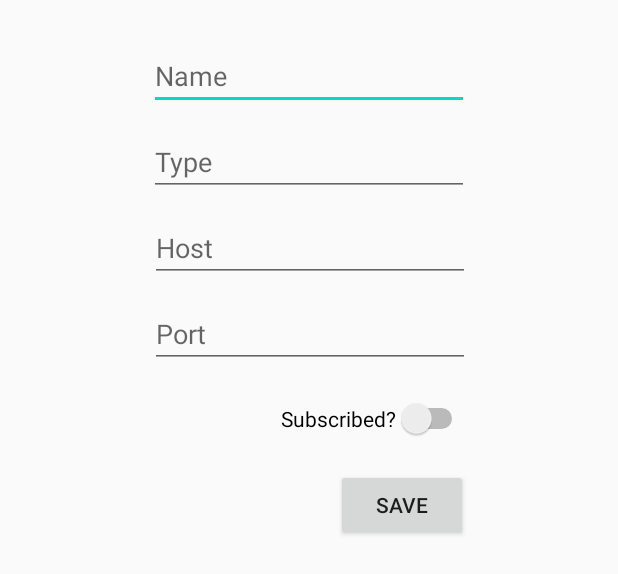
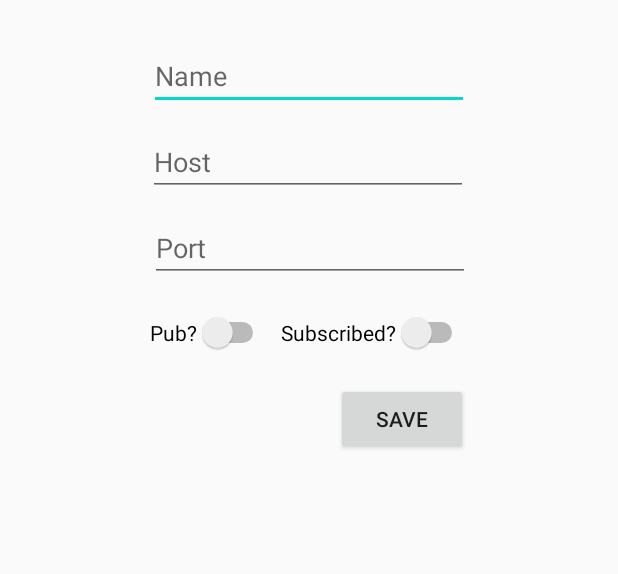
Before and after one commit to DavidSeger/SDaTaDirect, an Android app: the layout sample_add_feed_dialog.xml on its own in the app's theme, with its tools: preview values and no code run, on a phone screen of 412 x 824 dp. Shown: the top 574 px of the screen. Run offline under Robolectric (Android 15) with nearby library versions, the phone set to English and light mode, and no system bars.

Commit message:
add pub/private feed functionality

```diff
--- a/app/src/main/java/unibas/dmi/sdatadirect/content/FeedRepository.kt
+++ b/app/src/main/java/unibas/dmi/sdatadirect/content/FeedRepository.kt
@@ -59,4 +59,8 @@ class FeedRepository(private val feedDao: FeedDao) {
         feedDao.updateLastReceivedMessage(timestamp, feedKey)
     }
 
+    fun isOwner(feedKey: String): Boolean{
+        return feedDao.isOwner(feedKey)
+    }
+
 }
--- a/app/src/main/java/unibas/dmi/sdatadirect/content/FeedViewModel.kt
+++ b/app/src/main/java/unibas/dmi/sdatadirect/content/FeedViewModel.kt
@@ -60,6 +60,9 @@ class FeedViewModel(application: Application): AndroidViewModel(application) {
         repository.updateLastReceivedMessage(timestamp, feedKey)
     }
 
+    fun isOwner(feedKey: String): Boolean{
+        return repository.isOwner(feedKey)
+    }
 
 
 }
--- a/app/src/main/java/unibas/dmi/sdatadirect/database/AppDatabase.kt
+++ b/app/src/main/java/unibas/dmi/sdatadirect/database/AppDatabase.kt
@@ -11,7 +11,7 @@ import kotlinx.coroutines.CoroutineScope
  * Abstract class defining the database
  */
 
-@Database(entities = arrayOf(Peer::class, PeerInfo::class, Message::class, Feed::class, Self::class), version = 10)
+@Database(entities = arrayOf(Peer::class, PeerInfo::class, Message::class, Feed::class, Self::class), version = 11)
 abstract class AppDatabase: RoomDatabase() {
 
     abstract fun peersDao(): PeerDao
--- a/app/src/main/java/unibas/dmi/sdatadirect/database/Feed.kt
+++ b/app/src/main/java/unibas/dmi/sdatadirect/database/Feed.kt
@@ -41,5 +41,8 @@ data class Feed (
      * the last time a message in this feed was received
      */
     @ColumnInfo(name = "last_received_message")
-    var last_received_message: Long = 0L
+    var last_received_message: Long = 0L,
+
+    @ColumnInfo(name = "owner")
+    var owner: Boolean = false
 )
--- a/app/src/main/java/unibas/dmi/sdatadirect/database/FeedDao.kt
+++ b/app/src/main/java/unibas/dmi/sdatadirect/database/FeedDao.kt
@@ -39,4 +39,7 @@ interface FeedDao {
 
     @Query("UPDATE feed SET last_received_message = :timestamp WHERE `key` = :feedKey")
     fun updateLastReceivedMessage(timestamp: Long, feedKey: String)
+
+    @Query("SELECT owner FROM feed WHERE `key` = :feedKey")
+    fun isOwner(feedKey: String): Boolean
 }
--- a/app/src/main/java/unibas/dmi/sdatadirect/net/wifi/p2p/protocolUtils/SetSynchronization.kt
+++ b/app/src/main/java/unibas/dmi/sdatadirect/net/wifi/p2p/protocolUtils/SetSynchronization.kt
@@ -94,6 +94,7 @@ class SetSynchronization() {
             subscribed: Boolean,
             sender: String
         ) {
+            feed.owner = false
             feeds.insert(feed)
             peerInfos.insert(
                 PeerInfo(
--- a/app/src/main/res/layout/sample_add_feed_dialog.xml
+++ b/app/src/main/res/layout/sample_add_feed_dialog.xml
@@ -18,18 +18,6 @@
         app:layout_constraintTop_toTopOf="parent" />
 
     <EditText
-        android:id="@+id/type"
-        android:layout_width="wrap_content"
-        android:layout_height="wrap_content"
-        android:layout_marginTop="12dp"
-        android:ems="10"
-        android:hint="Type"
-        android:inputType="textPersonName"
-        app:layout_constraintEnd_toEndOf="parent"
-        app:layout_constraintStart_toStartOf="parent"
-        app:layout_constraintTop_toBottomOf="@+id/name" />
-
-    <EditText
         android:id="@+id/host"
         android:layout_width="wrap_content"
         android:layout_height="wrap_content"
@@ -38,9 +26,9 @@
         android:hint="Host"
         android:inputType="textPersonName"
         app:layout_constraintEnd_toEndOf="parent"
-        app:layout_constraintHorizontal_bias="0.502"
+        app:layout_constraintHorizontal_bias="0.497"
         app:layout_constraintStart_toStartOf="parent"
-        app:layout_constraintTop_toBottomOf="@+id/type" />
+        app:layout_constraintTop_toBottomOf="@+id/name" />
 
     <EditText
         android:id="@+id/port"
@@ -75,4 +63,14 @@
         app:layout_constraintEnd_toEndOf="parent"
         app:layout_constraintTop_toBottomOf="@+id/subscribed" />
 
+    <Switch
+        android:id="@+id/type"
+        android:layout_width="wrap_content"
+        android:layout_height="wrap_content"
+        android:layout_marginTop="20dp"
+        android:layout_marginEnd="8dp"
+        android:text="Pub?"
+        app:layout_constraintEnd_toStartOf="@+id/subscribed"
+        app:layout_constraintTop_toBottomOf="@+id/port" />
+
 </androidx.constraintlayout.widget.ConstraintLayout>
```
Also changed, not shown: app/src/main/java/unibas/dmi/sdatadirect/Feed_overview_activity.kt (+10 -6 lines), app/src/main/java/unibas/dmi/sdatadirect/MessageActivity.kt (+9 -0 lines).
